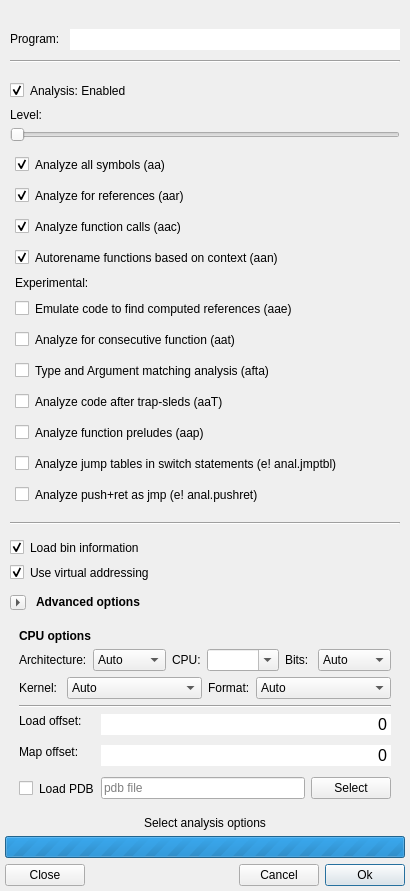
This is src/optionsdialog.ui in rizinorg/cutter as Qt 5 draws it before an edit. The edited form follows.
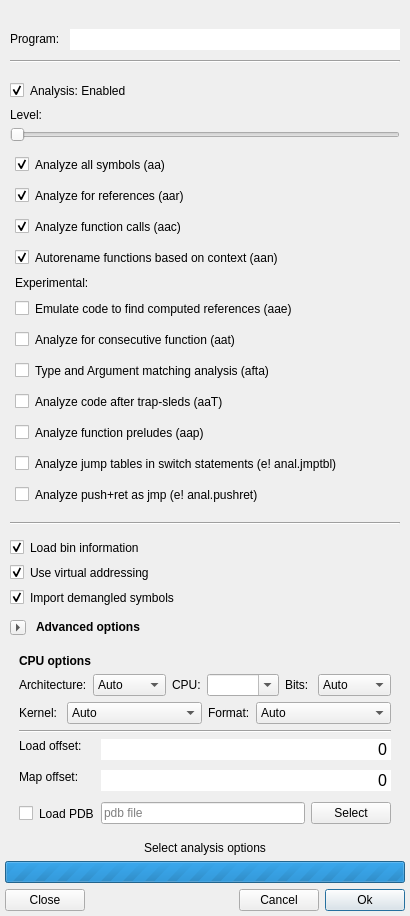
This is the edited form. Icons and pictures are not drawn.

Commit message: Add bin.demangle to OptionsDialog

Patch:
```diff
--- a/src/optionsdialog.ui
+++ b/src/optionsdialog.ui
@@ -436,6 +436,16 @@
               </property>
              </widget>
             </item>
+            <item>
+             <widget class="QCheckBox" name="demangleCheckBox">
+              <property name="text">
+               <string>Import demangled symbols</string>
+              </property>
+              <property name="checked">
+               <bool>true</bool>
+              </property>
+             </widget>
+            </item>
            </layout>
           </item>
           <item>
```
The commit also changes 1 other file.
